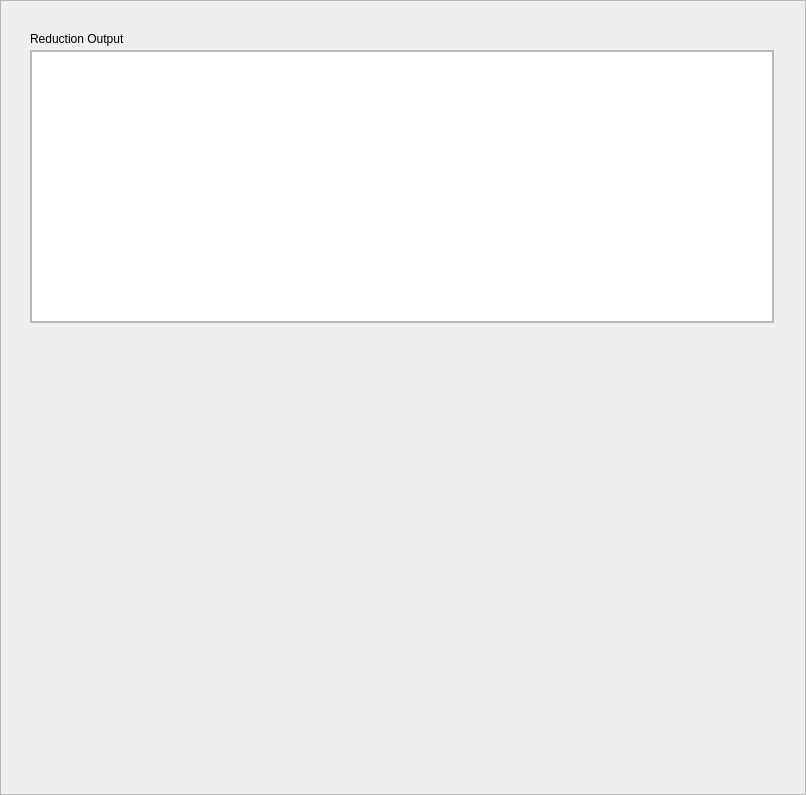
Old version of the form Code/Mantid/Scripts/Interface/ui/hfir_output.ui in the repository mantidproject/mantid.
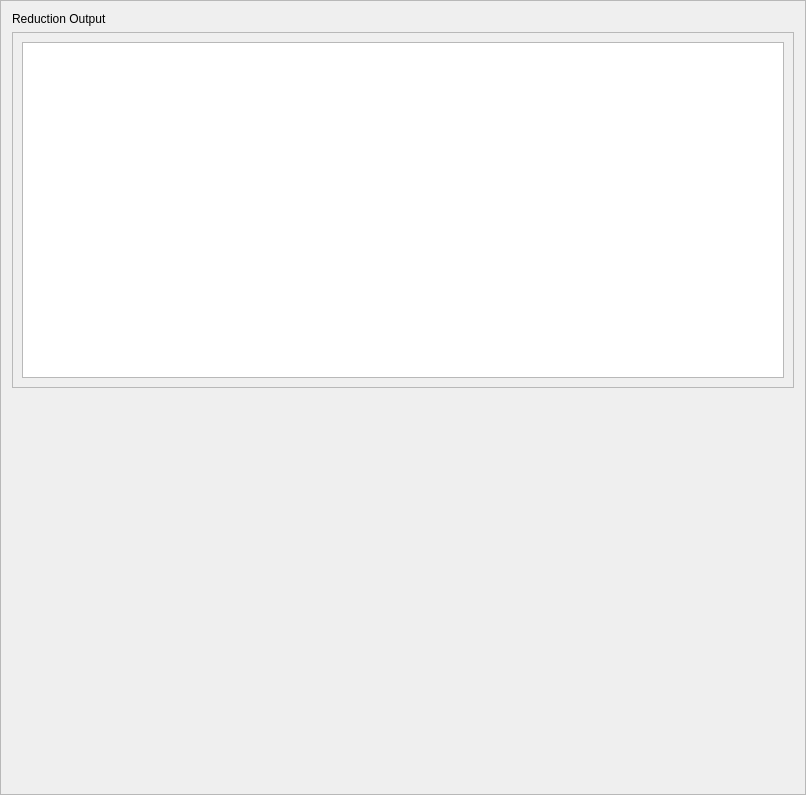
New version of the form.

Commit message: UI can now resize. All panels are not fixed. Only checked on linux. Re #1732

```diff
--- a/Code/Mantid/Scripts/Interface/ui/hfir_output.ui
+++ b/Code/Mantid/Scripts/Interface/ui/hfir_output.ui
@@ -19,28 +19,16 @@
   <property name="frameShadow">
    <enum>QFrame::Raised</enum>
   </property>
+  <layout class="QVBoxLayout" name="verticalLayout">
+   <item>
   <widget class="QLabel" name="label">
-   <property name="geometry">
-    <rect>
-     <x>30</x>
-     <y>30</y>
-     <width>161</width>
-     <height>17</height>
-    </rect>
-   </property>
    <property name="text">
     <string>Reduction Output</string>
    </property>
   </widget>
+   </item>
+   <item>
   <widget class="QScrollArea" name="scrollArea">
-   <property name="geometry">
-    <rect>
-     <x>30</x>
-     <y>50</y>
-     <width>744</width>
-     <height>273</height>
-    </rect>
-   </property>
    <property name="widgetResizable">
     <bool>true</bool>
    </property>
@@ -49,31 +37,19 @@
      <rect>
       <x>0</x>
       <y>0</y>
-      <width>742</width>
-      <height>271</height>
-     </rect>
-    </property>
-    <widget class="QTextEdit" name="output_text_edit">
-     <property name="geometry">
-      <rect>
-       <x>0</x>
-       <y>0</y>
-       <width>742</width>
-       <height>271</height>
-      </rect>
-     </property>
-    </widget>
-   </widget>
-  </widget>
-  <widget class="QWidget" name="horizontalLayoutWidget">
-   <property name="geometry">
-    <rect>
-     <x>50</x>
-     <y>339</y>
-     <width>691</width>
-     <height>256</height>
-    </rect>
-   </property>
+        <width>784</width>
+        <height>348</height>
+       </rect>
+      </property>
+      <layout class="QVBoxLayout" name="verticalLayout_2">
+       <item>
+        <widget class="QTextEdit" name="output_text_edit"/>
+       </item>
+      </layout>
+     </widget>
+    </widget>
+   </item>
+   <item>
    <layout class="QHBoxLayout" name="plot_area_layout">
     <property name="sizeConstraint">
      <enum>QLayout::SetDefaultConstraint</enum>
@@ -88,7 +64,21 @@
      <number>20</number>
     </property>
    </layout>
-  </widget>
+   </item>
+   <item>
+    <spacer name="verticalSpacer">
+     <property name="orientation">
+      <enum>Qt::Vertical</enum>
+     </property>
+     <property name="sizeHint" stdset="0">
+      <size>
+       <width>20</width>
+       <height>40</height>
+      </size>
+     </property>
+    </spacer>
+   </item>
+  </layout>
  </widget>
  <resources/>
  <connections/>
```
Lines whose indentation alone changed are shown as unchanged. The commit also changes 7 other files.
